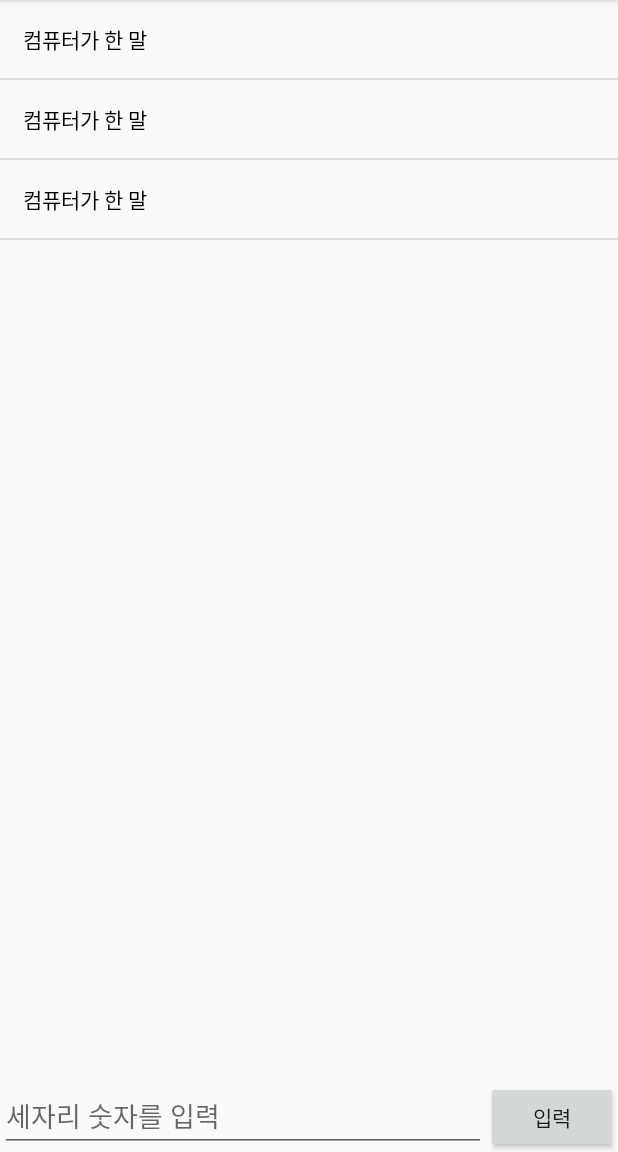
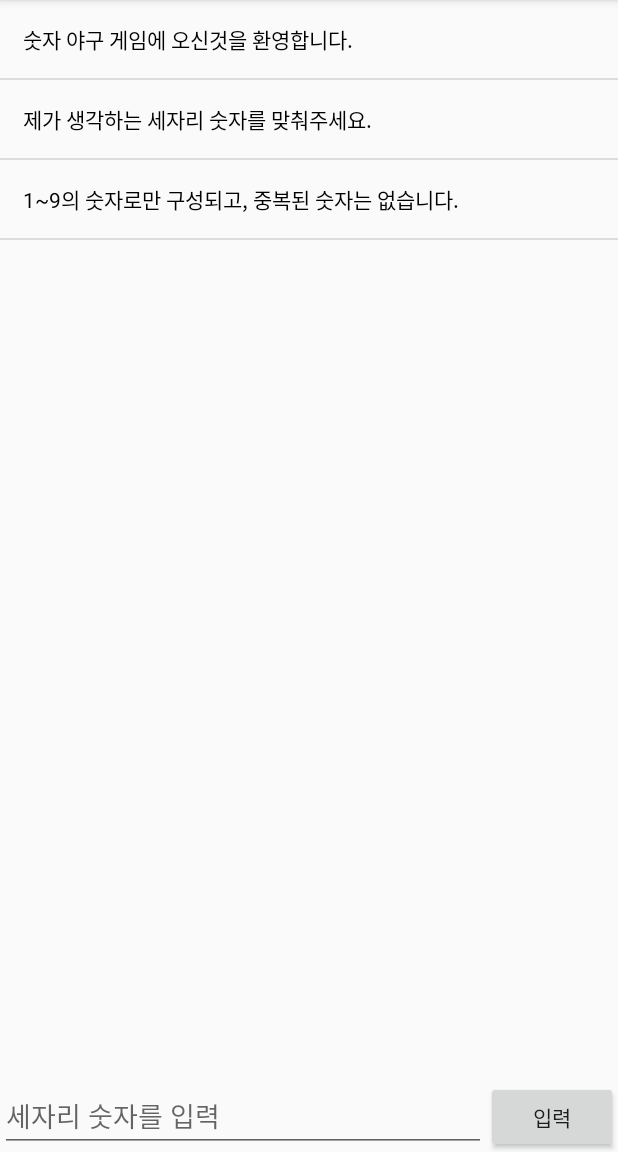
Before and after one commit to cho881020/NumberBaseBallGame_20200611, an Android app: the screen it shows after launch (MainActivity), on a phone screen of 412 x 824 dp, the part 84-1236 px from its top. Run offline under Robolectric (Android 15) with nearby library versions, the phone set to English and light mode, and no system bars.

Commit message:
실제 채팅 내용을 상황에 따라 다른 텍스트뷰에 적용

```diff
--- a/app/src/main/java/kr/co/tjoeun/numberbaseballgame_20200611/adapters/ChatAdapter.kt
+++ b/app/src/main/java/kr/co/tjoeun/numberbaseballgame_20200611/adapters/ChatAdapter.kt
@@ -7,6 +7,7 @@ import android.view.View
 import android.view.ViewGroup
 import android.widget.ArrayAdapter
 import android.widget.LinearLayout
+import android.widget.TextView
 import kr.co.tjoeun.numberbaseballgame_20200611.R
 import kr.co.tjoeun.numberbaseballgame_20200611.datas.Chat
 
@@ -25,6 +26,8 @@ class ChatAdapter(val mContext:Context, val resId:Int, val mList : List<Chat>) :
 
         val computerChatLayout = row.findViewById<LinearLayout>(R.id.computerChatLayout)
         val userChatLayout = row.findViewById<LinearLayout>(R.id.userChatLayout)
+        val computerChatTxt = row.findViewById<TextView>(R.id.computerChatTxt)
+        val userChatTxt = row.findViewById<TextView>(R.id.userChatTxt)
 
 //        이번에 뿌려줄 채팅 데이터 확인
         val data = mList[position]
@@ -35,11 +38,18 @@ class ChatAdapter(val mContext:Context, val resId:Int, val mList : List<Chat>) :
 //                사람 메세지 보여주고 / 컴퓨터 메세지는 숨김
                 userChatLayout.visibility = View.VISIBLE
                 computerChatLayout.visibility = View.GONE
+
+//                채팅 내용을 사람텍스트뷰에 적자
+                userChatTxt.text = data.content
             }
             "CPU" -> {
 //                컴퓨터쪽 보여주고 / 사람쪽 숨김
                 computerChatLayout.visibility = View.VISIBLE
                 userChatLayout.visibility = View.GONE
+
+//                채팅내용을 컴퓨터텍스트뷰에 적자
+                computerChatTxt.text = data.content
+
             }
             else -> {
                 Log.e("에러발생", "사용자 / 컴퓨터외의 화자 생김.")
```
